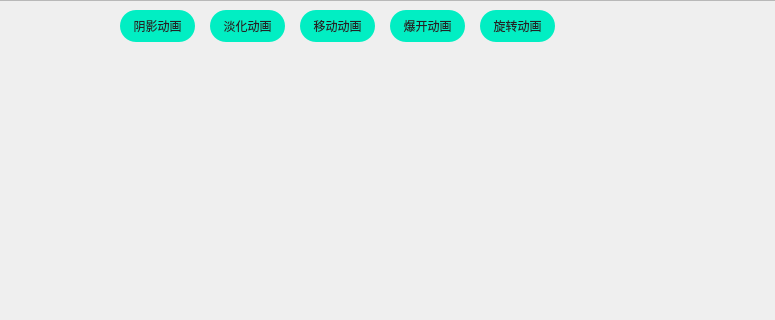
Old version of the form animation/animationTest.ui in the repository KikyoShaw/QtWidgetsApplication; both pictures show x 140 to 915 and y 0 to 320 of the 1110 by 840 pixel window.
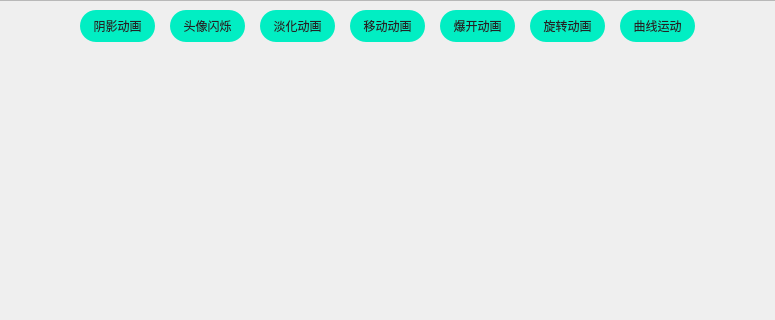
New version of the form. Icons and pictures are not drawn. Custom widgets are drawn as their Qt base class.

```diff
--- a/animation/animationTest.ui
+++ b/animation/animationTest.ui
@@ -10,18 +10,6 @@
     <height>840</height>
    </rect>
   </property>
-  <property name="minimumSize">
-   <size>
-    <width>1110</width>
-    <height>840</height>
-   </size>
-  </property>
-  <property name="maximumSize">
-   <size>
-    <width>1110</width>
-    <height>840</height>
-   </size>
-  </property>
   <property name="windowTitle">
    <string>animationTest</string>
   </property>
@@ -79,7 +67,7 @@
      <widget class="QPushButton" name="pushButton">
       <property name="geometry">
        <rect>
-        <x>530</x>
+        <x>580</x>
         <y>10</y>
         <width>75</width>
         <height>32</height>
@@ -95,7 +83,7 @@
      <widget class="QPushButton" name="pushButton2">
       <property name="geometry">
        <rect>
-        <x>440</x>
+        <x>490</x>
         <y>10</y>
         <width>75</width>
         <height>32</height>
@@ -111,7 +99,7 @@
      <widget class="QPushButton" name="pushButton3">
       <property name="geometry">
        <rect>
-        <x>350</x>
+        <x>400</x>
         <y>10</y>
         <width>75</width>
         <height>32</height>
@@ -127,7 +115,7 @@
      <widget class="QPushButton" name="pushButton4">
       <property name="geometry">
        <rect>
-        <x>620</x>
+        <x>670</x>
         <y>10</y>
         <width>75</width>
         <height>32</height>
@@ -173,7 +161,7 @@
      <widget class="QPushButton" name="pushButton5">
       <property name="geometry">
        <rect>
-        <x>260</x>
+        <x>220</x>
         <y>10</y>
         <width>75</width>
         <height>32</height>
@@ -186,6 +174,68 @@
        <string>阴影动画</string>
       </property>
      </widget>
+     <widget class="QLabel" name="label_curvilinear">
+      <property name="geometry">
+       <rect>
+        <x>920</x>
+        <y>500</y>
+        <width>100</width>
+        <height>100</height>
+       </rect>
+      </property>
+      <property name="styleSheet">
+       <string notr="true">border-image: url(:/animationTest/qrc/th-c12.png);</string>
+      </property>
+      <property name="text">
+       <string/>
+      </property>
+     </widget>
+     <widget class="QPushButton" name="pushButton6">
+      <property name="geometry">
+       <rect>
+        <x>760</x>
+        <y>10</y>
+        <width>75</width>
+        <height>32</height>
+       </rect>
+      </property>
+      <property name="cursor">
+       <cursorShape>PointingHandCursor</cursorShape>
+      </property>
+      <property name="text">
+       <string>曲线运动</string>
+      </property>
+     </widget>
+     <widget class="QLabel" name="label_shadowEffect_2">
+      <property name="geometry">
+       <rect>
+        <x>60</x>
+        <y>210</y>
+        <width>100</width>
+        <height>100</height>
+       </rect>
+      </property>
+      <property name="styleSheet">
+       <string notr="true">border-radius:50px;
+border-image: url(:/animationTest/qrc/th-c4.png);</string>
+      </property>
+     </widget>
+     <widget class="QPushButton" name="pushButton7">
+      <property name="geometry">
+       <rect>
+        <x>310</x>
+        <y>10</y>
+        <width>75</width>
+        <height>32</height>
+       </rect>
+      </property>
+      <property name="cursor">
+       <cursorShape>PointingHandCursor</cursorShape>
+      </property>
+      <property name="text">
+       <string>头像闪烁</string>
+      </property>
+     </widget>
     </widget>
    </item>
   </layout>
```
